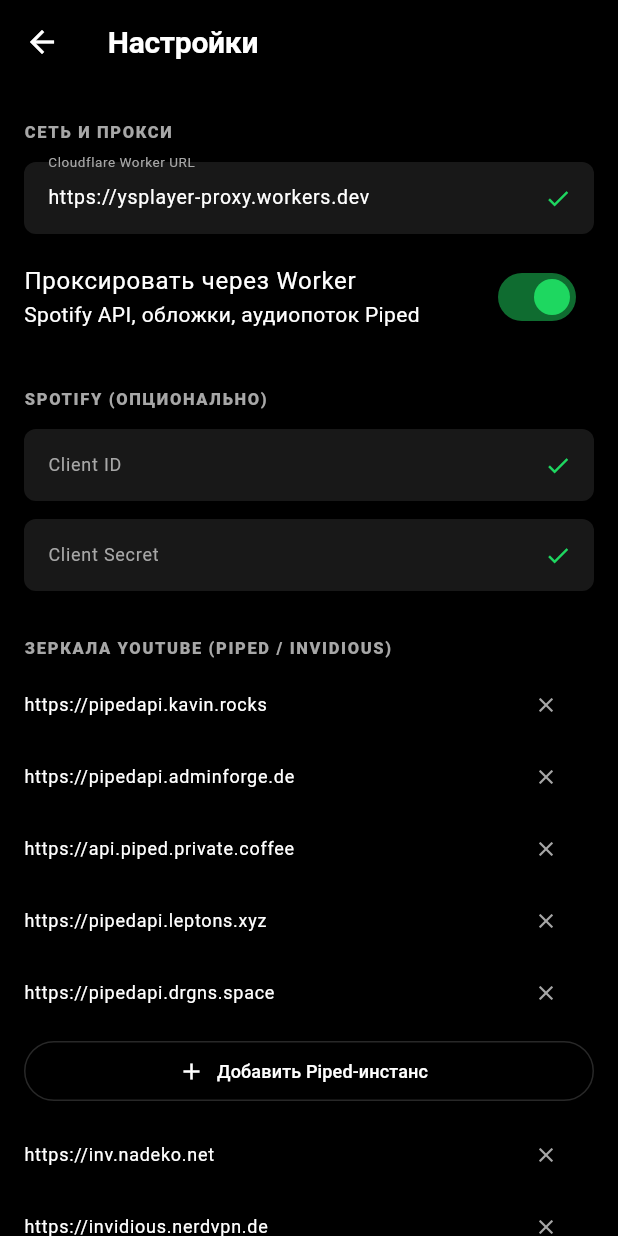
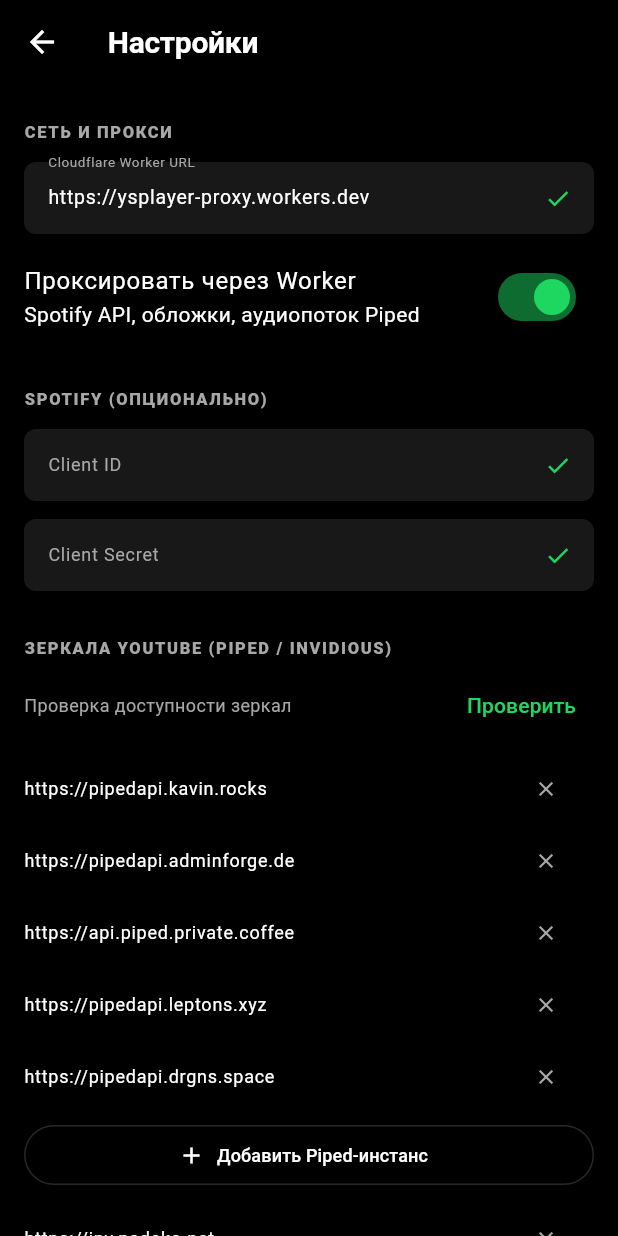
Before and after one commit to vnikolas2009/TrollMusic, a Flutter app: the SettingsScreen screen opened directly, on a phone screen of 412 x 824 dp. Run offline on Flutter 3.47's test engine with Material 3 defaults, Android fonts, the phone set to English and light mode, and no system bars; our stand-ins replace audio_service, dio, file_picker, flutter_riverpod, hive, hive_flutter and 3 more; missing offline and left inert: audio_metadata_reader, audio_session; accounts and stored records are empty.

Commit message:
feat: stage 12

```diff
--- a/lib/features/settings/settings_screen.dart
+++ b/lib/features/settings/settings_screen.dart
@@ -5,6 +5,7 @@ import 'package:permission_handler/permission_handler.dart';
 import '../../app/network_providers.dart';
 import '../../app/providers.dart';
 import '../../core/config/app_config.dart';
+import '../../core/network/mirror_manager.dart';
 import '../../core/theme/app_colors.dart';
 import '../../core/utils/formatters.dart';
 import '../../core/utils/permission_service.dart';
@@ -19,6 +20,29 @@ class SettingsScreen extends ConsumerStatefulWidget {
 class _SettingsScreenState extends ConsumerState<SettingsScreen> {
   int _cacheBytes = 0;
   bool _loadingCache = true;
+  bool _probing = false;
+  Map<String, MirrorProbe> _pipedProbes = const {};
+  Map<String, MirrorProbe> _invidiousProbes = const {};
+
+  String get _probeSummary {
+    final all = <String, MirrorProbe>{..._pipedProbes, ..._invidiousProbes};
+    if (all.isEmpty) return 'Проверка доступности зеркал';
+    final ok = all.values.where((p) => p.ok).length;
+    return 'Доступно $ok из ${all.length}';
+  }
+
+  Future<void> _probeMirrors() async {
+    setState(() => _probing = true);
+    final manager = ref.read(mirrorManagerProvider);
+    final piped = await manager.probeAll(MirrorKind.piped);
+    final invidious = await manager.probeAll(MirrorKind.invidious);
+    if (!mounted) return;
+    setState(() {
+      _pipedProbes = {for (final p in piped) p.origin: p};
+      _invidiousProbes = {for (final p in invidious) p.origin: p};
+      _probing = false;
+    });
+  }
 
   @override
   void initState() {
@@ -112,9 +136,30 @@ class _SettingsScreenState extends ConsumerState<SettingsScreen> {
             onSaved: (v) => settings.spotifyClientSecret = v,
           ),
           _Section('Зеркала YouTube (Piped / Invidious)'),
+          Padding(
+            padding: const EdgeInsets.fromLTRB(16, 0, 16, 8),
+            child: Row(
+              children: [
+                Expanded(
+                  child: Text(
+                    _probing ? 'Проверка зеркал...' : _probeSummary,
+                    style: const TextStyle(
+                      fontSize: 12,
+                      color: AppColors.textSecondary,
+                    ),
+                  ),
+                ),
+                TextButton(
+                  onPressed: _probing ? null : _probeMirrors,
+                  child: const Text('Проверить'),
+                ),
+              ],
+            ),
+          ),
           for (var i = 0; i < settings.pipedInstances.length; i++)
             _MirrorTile(
               origin: settings.pipedInstances[i],
+              probe: _pipedProbes[settings.pipedInstances[i]],
               onDelete: () {
                 final list = [...settings.pipedInstances]..removeAt(i);
                 setState(() => settings.pipedInstances = list);
@@ -131,6 +176,7 @@ class _SettingsScreenState extends ConsumerState<SettingsScreen> {
           for (var i = 0; i < settings.invidiousInstances.length; i++)
             _MirrorTile(
               origin: settings.invidiousInstances[i],
+              probe: _invidiousProbes[settings.invidiousInstances[i]],
               onDelete: () {
                 final list = [...settings.invidiousInstances]..removeAt(i);
                 setState(() => settings.invidiousInstances = list);
@@ -363,16 +409,33 @@ class _TextFieldTileState extends State<_TextFieldTile> {
 }
 
 class _MirrorTile extends StatelessWidget {
-  const _MirrorTile({required this.origin, required this.onDelete});
+  const _MirrorTile({
+    required this.origin,
+    required this.onDelete,
+    this.probe,
+  });
 
   final String origin;
   final VoidCallback onDelete;
+  final MirrorProbe? probe;
 
   @override
   Widget build(BuildContext context) {
+    final probe = this.probe;
     return ListTile(
       dense: true,
       title: Text(origin, style: const TextStyle(fontSize: 12)),
+      subtitle: probe == null
+          ? null
+          : Text(
+              probe.ok
+                  ? 'Работает · ${probe.latency} мс'
+                  : 'Недоступно · ${probe.detail ?? 'ошибка'}',
+              style: TextStyle(
+                fontSize: 11,
+                color: probe.ok ? AppColors.accent : AppColors.textSecondary,
+              ),
+            ),
       trailing: IconButton(
         icon: const Icon(Icons.close, size: 16),
         color: AppColors.textSecondary,
```
Also changed, not shown: lib/core/network/mirror_manager.dart (+57 -0 lines), 1 other file.
